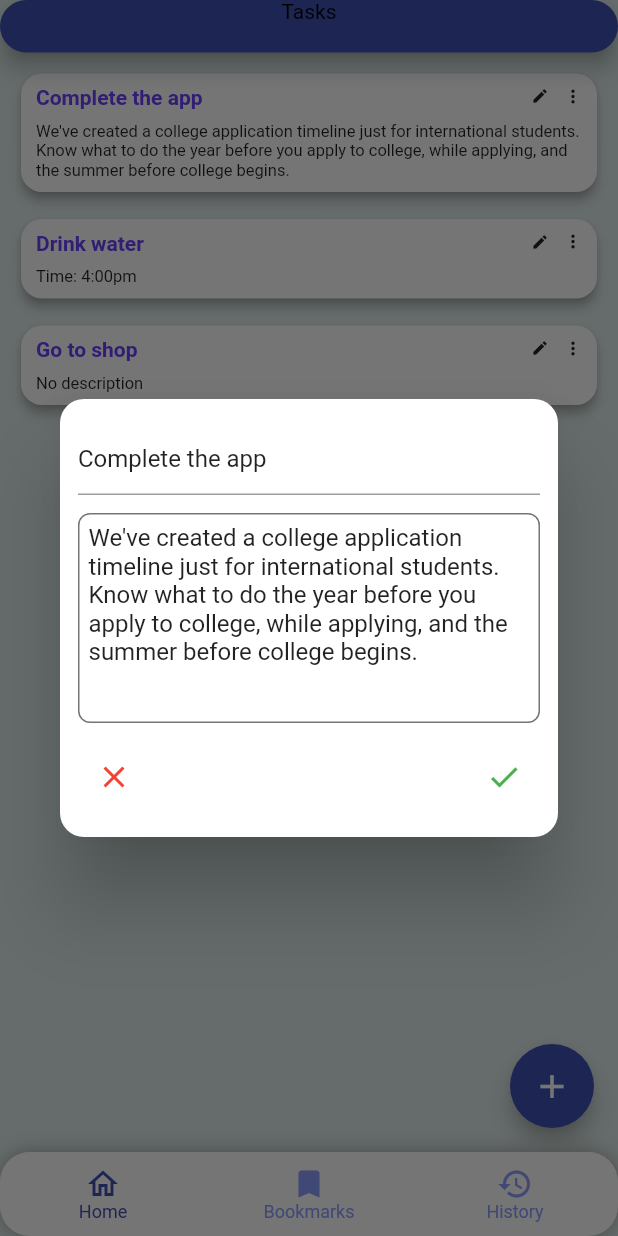
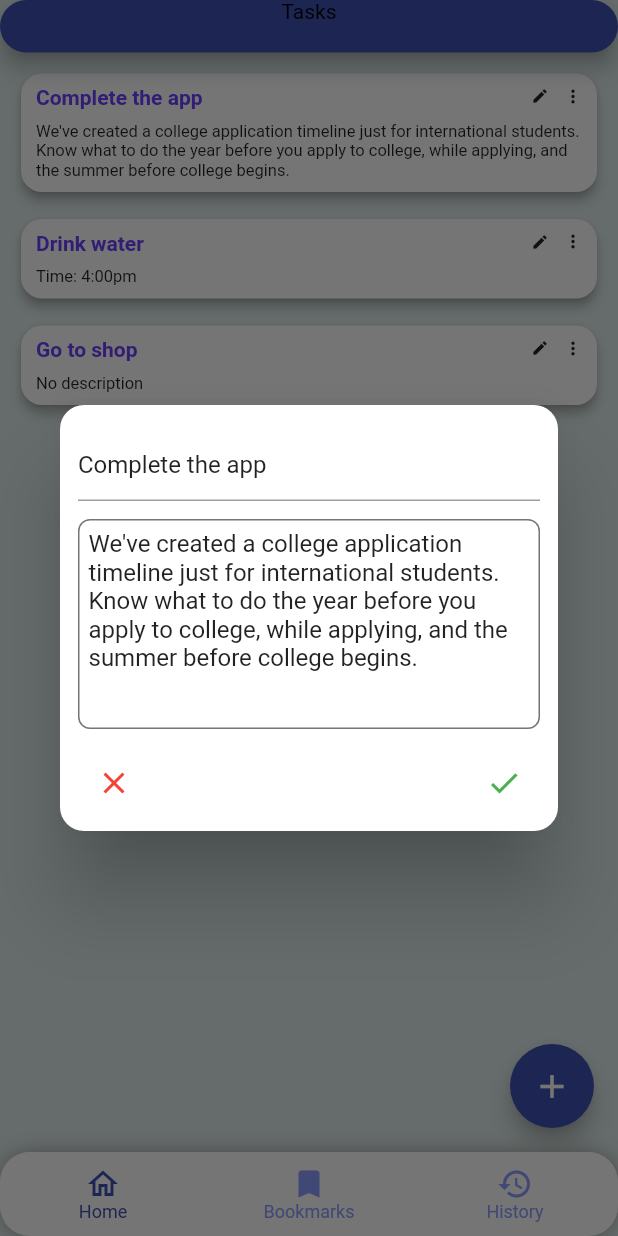
Before and after one commit to deepak252/Todo_app, a Flutter app: the screen it shows after launch, after a tap on the "edit" icon, on a phone screen of 412 x 824 dp. Run offline on Flutter 3.47's test engine with Material 2 defaults, Android fonts, the phone set to English and light mode, and no system bars.

```diff
--- a/lib/pages/tasks_page.dart
+++ b/lib/pages/tasks_page.dart
@@ -265,20 +265,22 @@ class _TasksPageState extends State<TasksPage> {
     required  TaskProvider taskProvider,
     bool? editTask,int ? index,
     }) async {
-    // editTask!=null ? _taskTitleController.value=taskProvider. : ;
+    int descriptionTextCount=0;
     return await showDialog(
         context: context,
         builder: (BuildContext context) {
           return Form(
             autovalidateMode: AutovalidateMode.onUserInteraction,
             key: _formKey,
+            child: Center(
+              child: SingleChildScrollView(
                 child: AlertDialog(
                   shape: RoundedRectangleBorder(
                     borderRadius: BorderRadius.all(Radius.circular(16.0))
                   ),
-              scrollable: true,
+                  // scrollable: true,
                   contentPadding:
-                  EdgeInsets.symmetric(horizontal: 12, vertical: 16),
+                      EdgeInsets.only(left: 12,right:12,top:16,bottom: 8),
                   content: Column(
                     children: [
                       TextFormField(
@@ -312,11 +314,29 @@ class _TasksPageState extends State<TasksPage> {
                                 hintText: "Description",
                                 isCollapsed: true,
                                 border: InputBorder.none,
-                            contentPadding: EdgeInsets.all(6)),
+                                contentPadding: EdgeInsets.all(6),
+                                // counterText: '${_taskDescriptionController.text.length}'
+                            ),
                             inputFormatters: [
                               LengthLimitingTextInputFormatter(100),
-                        ]),
+                            ],
+                            onChanged: (value){
+                              setState(() {
+                                print(value.length);
+                                descriptionTextCount = value.length;
+                              });
+                            },
                           ),
+                      ),
+                      // SizedBox(
+                      //   height: 6,
+                      // ),
+                      // Align(
+                      //   alignment: Alignment.bottomRight,
+                      //   child:Text('$descriptionTextCount/100',
+                      //     style: TextStyle(fontSize: 12),
+                      //   ),
+                      // ),
                       SizedBox(
                         height: 12,
                       ),
@@ -367,6 +387,8 @@ class _TasksPageState extends State<TasksPage> {
                         ],
                       )
                     ],
+                  ),
+                ),
               ),
             ),
           );
```
Lines whose indentation alone changed are shown as unchanged.
